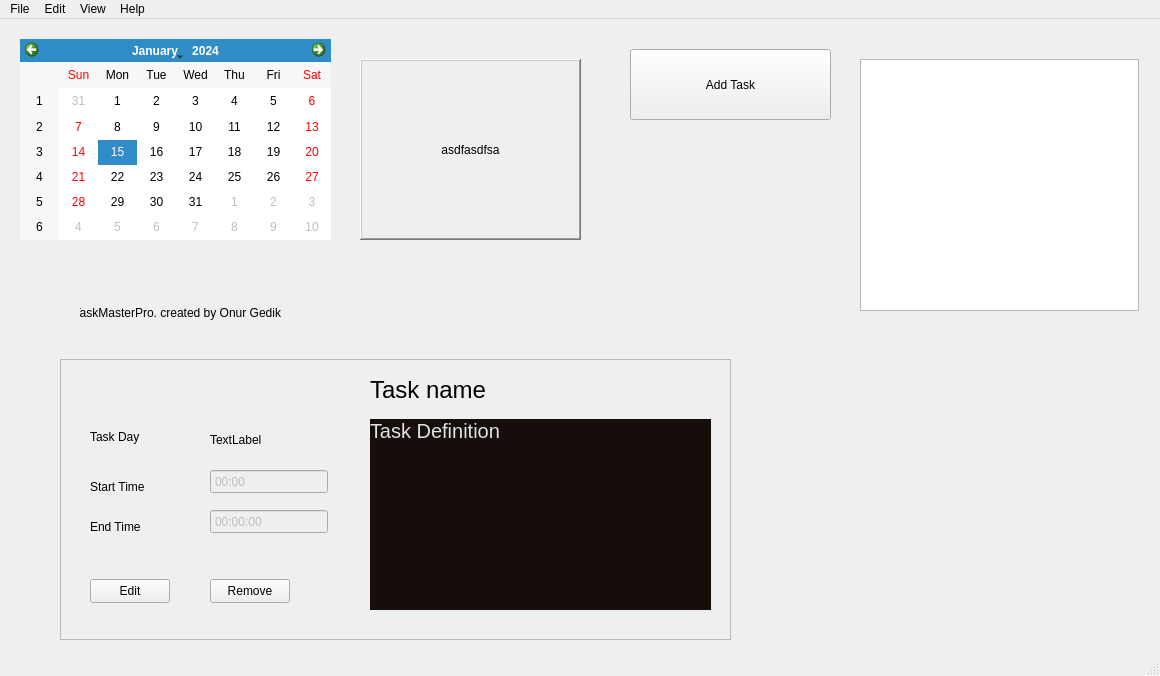
onurgedx/TaskMasterPro, file mainwindow.ui: the form before one commit.
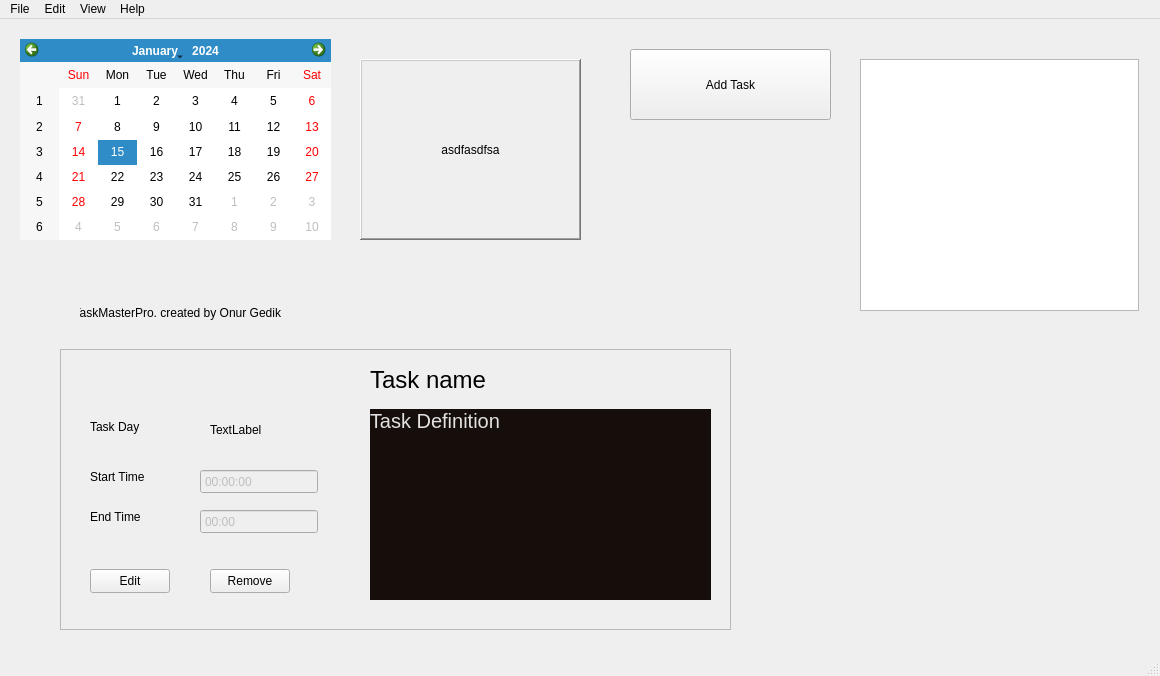
The form after the commit.

Commit message: Reverse linking fixed

The edit to the form file:
```diff
--- a/mainwindow.ui
+++ b/mainwindow.ui
@@ -86,7 +86,7 @@
     <property name="geometry">
      <rect>
       <x>60</x>
-      <y>340</y>
+      <y>330</y>
       <width>671</width>
       <height>281</height>
      </rect>
@@ -103,8 +103,8 @@
      </property>
      <property name="geometry">
       <rect>
-       <x>150</x>
-       <y>150</y>
+       <x>140</x>
+       <y>120</y>
        <width>118</width>
        <height>25</height>
       </rect>
@@ -122,8 +122,8 @@
      </property>
      <property name="geometry">
       <rect>
-       <x>150</x>
-       <y>110</y>
+       <x>140</x>
+       <y>160</y>
        <width>118</width>
        <height>25</height>
       </rect>
```
